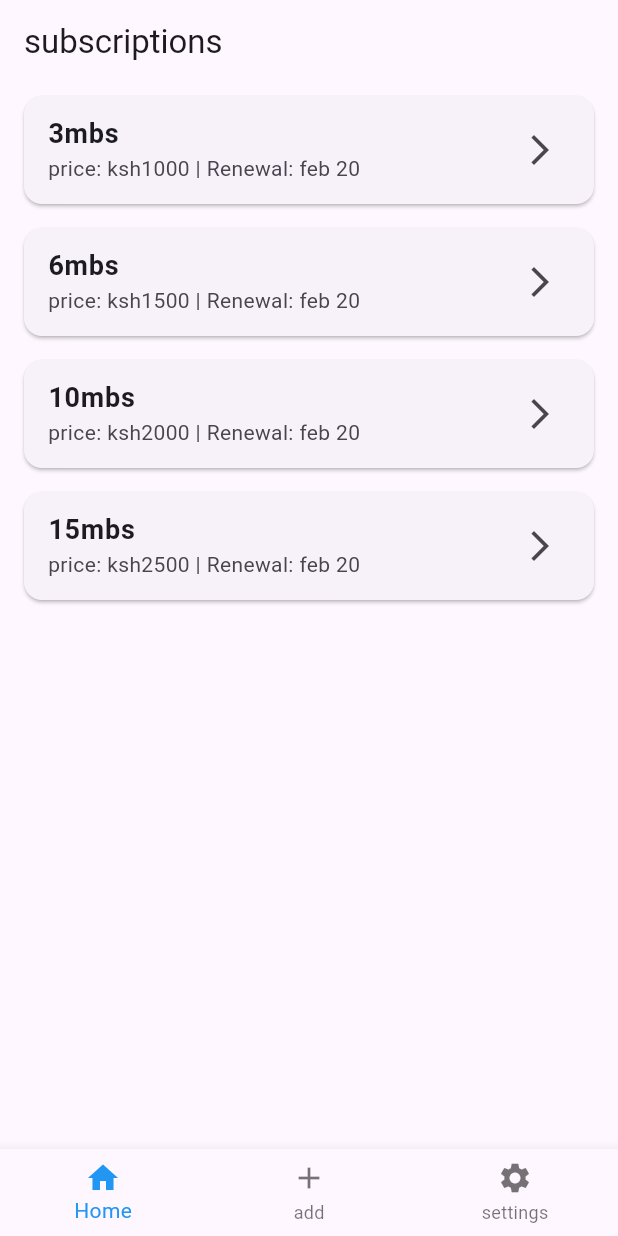
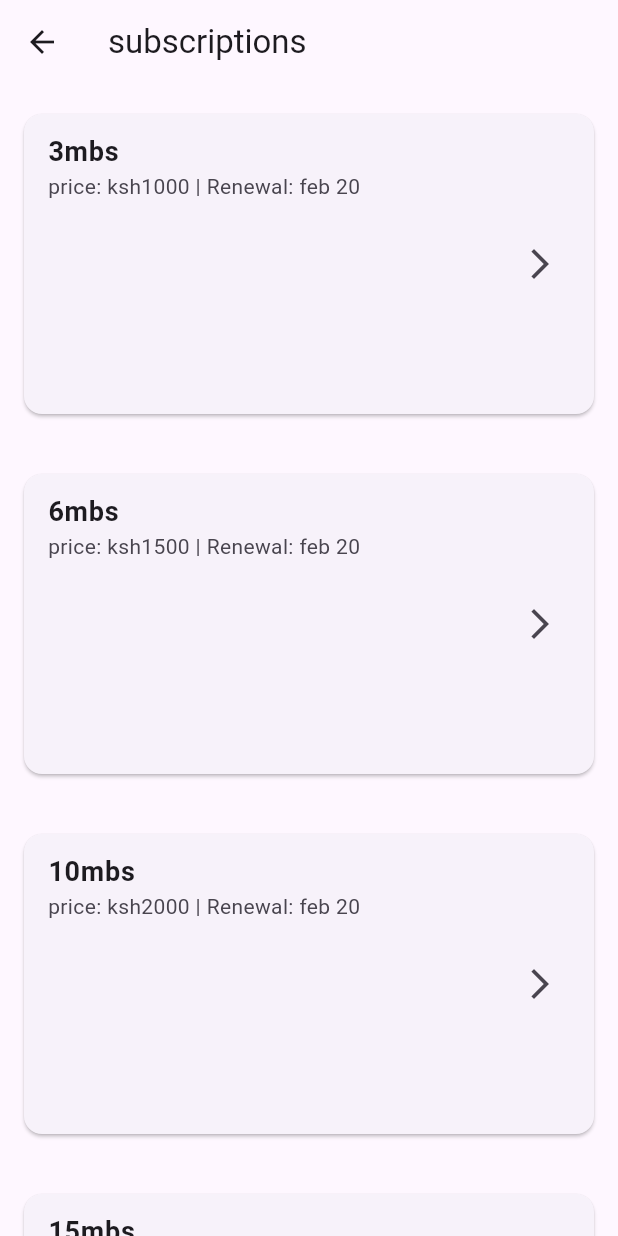
Before and after one commit to joshua-ndereba/sub, a Flutter app: the screen it shows after launch, on a phone screen of 412 x 824 dp. Run offline on Flutter 3.47's test engine with Material 3 defaults, Android fonts, the phone set to English and light mode, and no system bars; our stand-ins replace firebase_core; accounts and stored records are empty.

```diff
--- a/lib/main.dart
+++ b/lib/main.dart
@@ -8,8 +8,8 @@ import 'screens/settings.dart';
 
 
 void main() async {
-  WidgetsFlutterBinding.ensureInitialized();
-  await Firebase.initializeApp();
+  //WidgetsFlutterBinding.ensureInitialized();
+  //await Firebase.initializeApp();
   runApp(MyApp());
 
 }
@@ -20,11 +20,15 @@ class MyApp extends StatelessWidget {
   @override
   Widget build(BuildContext context) {
     return MaterialApp(
+      title: 'kwetu billing',
       debugShowCheckedModeBanner: false,
+      home: MainScreen(),
+      initialRoute: Routes.dashboard,
+      routes: Routes.routes,
       theme: ThemeData(
         primarySwatch: Colors.blue,
         ),
-        home: MainScreen(),
+
     );
   }
 }
@@ -43,8 +47,8 @@ class _MainScreenState extends State<MainScreen>{
 
   static List<Widget> _widgetoptions = <Widget>[
     HomeScreen(),
-    AddSubscription();
-    settings_screen();
+    AddSubscription(),
+    Settings(),
   ];
 
   void _onItemTapped(int index){
@@ -73,3 +77,15 @@ class _MainScreenState extends State<MainScreen>{
   }
 
 }
+
+class Routes {
+  static const String splash = '/splash';
+  static const String login = '/login';
+  static const String registration = '/registration';
+  static const String dashboard = '/dashboard';
+
+  static final routes = {
+   dashboard: (context) => HomeScreen(),
+
+  };
+}
--- a/lib/screens/home_screen.dart
+++ b/lib/screens/home_screen.dart
@@ -7,7 +7,8 @@ class HomeScreen extends StatelessWidget{
     return Scaffold(
       appBar: AppBar(title: Text("subscriptions")),
       body: ListView(
-        children: [
+        children:
+         [
           SubscriptionTile(
             title: "3mbs",
             price: "\ksh1000",
@@ -27,7 +28,8 @@ class HomeScreen extends StatelessWidget{
             title: "15mbs",
             price: "\ksh2500",
             renewalDate: "feb 20"
-          )
+          ),
+
         ]
       )
       );
--- a/lib/widgets/subscription_tile.dart
+++ b/lib/widgets/subscription_tile.dart
@@ -15,14 +15,18 @@ class SubscriptionTile extends StatelessWidget{
   Widget build(BuildContext context) {
     // TODO: implement build
     return Card(
-      margin: EdgeInsets.symmetric(horizontal: 16, vertical: 8),
+      margin: EdgeInsets.symmetric(horizontal: 16, vertical: 20),
       child: ListTile(
         title: Text(title!, style: TextStyle(fontSize: 18, fontWeight: FontWeight.bold)),
         subtitle: Text("price: $price | Renewal: $renewalDate"),
         trailing: Icon(Icons.arrow_forward_ios),
         onTap: () {
           //navigate to detail screen
-        }
+        },
+        minTileHeight: 200,
+
+
+
       )
     );
   }
--- a/pubspec.yaml
+++ b/pubspec.yaml
@@ -36,10 +36,8 @@ dependencies:
   # Use with the CupertinoIcons class for iOS style icons.
   cupertino_icons: ^1.0.8
   firebase_core: ^3.11.0
-  firebase_auth: ^5.4.2
-  cloud_firestore: ^5.6.3
-  google_sign_in: ^6.6.2
-  flutter_local_notification: ^18.0.1
+
+
   provider: ^6.1.2
 
 dev_dependencies:
```
Also changed, not shown: pubspec.lock, 4 other files.
